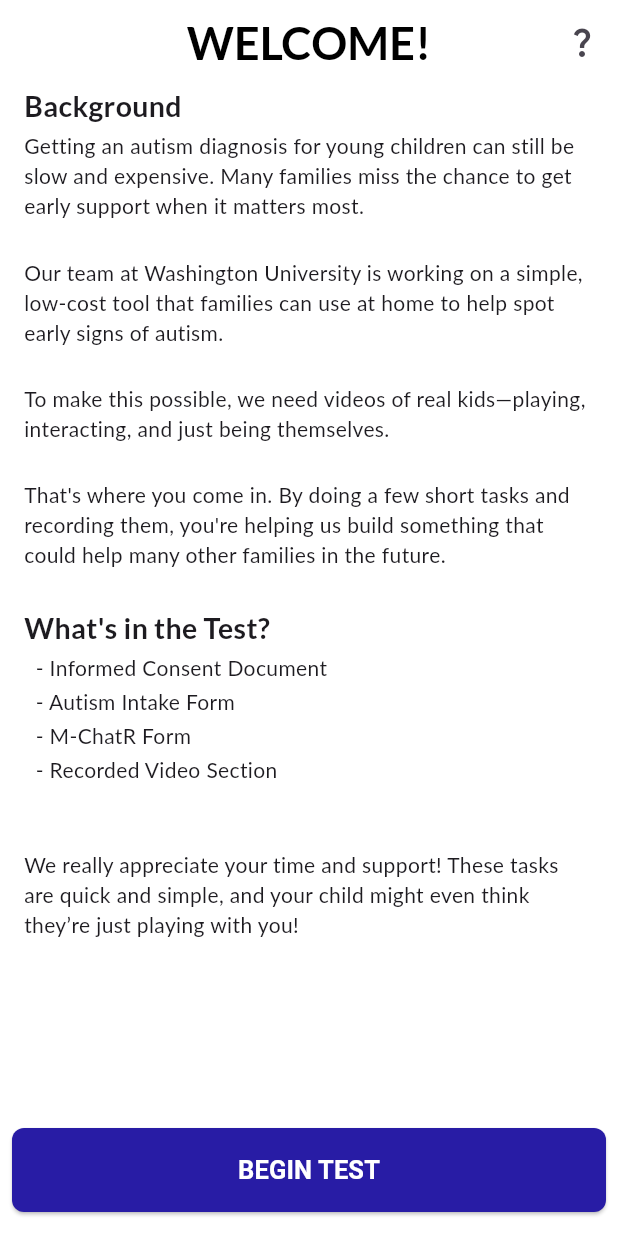
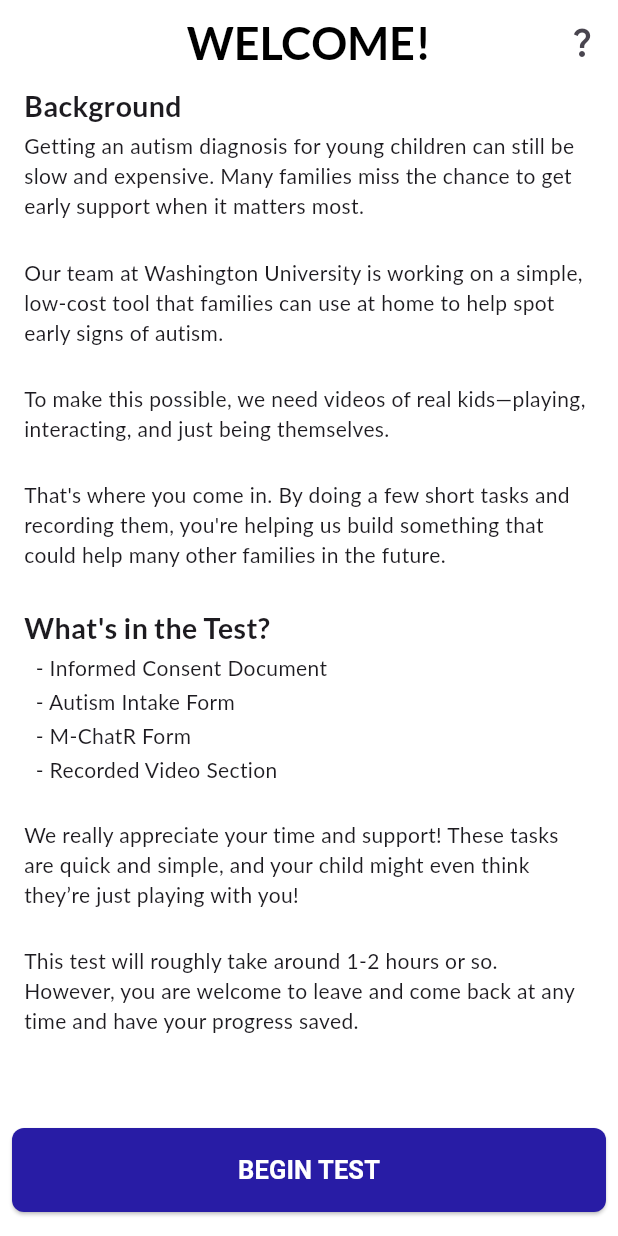
Before and after one commit to kevin200555/autism_ai_test, a Flutter app: the screen it shows after launch, on a phone screen of 412 x 824 dp. Run offline on Flutter 3.47's test engine with Material 3 defaults, Android fonts, the phone set to English and light mode, and no system bars; drawn by our look-alikes of auto_size_text; our stand-ins replace camera, firebase_core, firebase_storage, google_fonts, hive, hive_flutter and 1 more; missing offline and left inert: pdfx; accounts and stored records are empty.

Commit message:
Added some more text to the home screen telling users how long the test could take

```diff
--- a/lib/screens/information_screens/home_screen.dart
+++ b/lib/screens/information_screens/home_screen.dart
@@ -64,10 +64,15 @@ class HomeScreen extends StatelessWidget {
             BodyText('\t\t- Informed Consent Document', maxLines: 1),
             BodyText('\t\t- Autism Intake Form', maxLines: 1),
             BodyText('\t\t- M-ChatR Form', maxLines: 1),
-            BodyText('\t\t- Recorded Video Section\n\n', maxLines: 3),
+            BodyText('\t\t- Recorded Video Section\n', maxLines: 2),
             BodyText(
               'We really appreciate your time and support!'
-              ' These tasks are quick and simple, and your child might even think they’re just playing with you!',
+              ' These tasks are quick and simple, and your child might even think they’re just playing with you!\n',
+              maxLines: 4,
+            ),
+            BodyText(
+              'This test will roughly take around 1-2 hours or so.  However, you are welcome to leave and come back '
+              'at any time and have your progress saved.',
               maxLines: 3,
             ),
           ],
```
